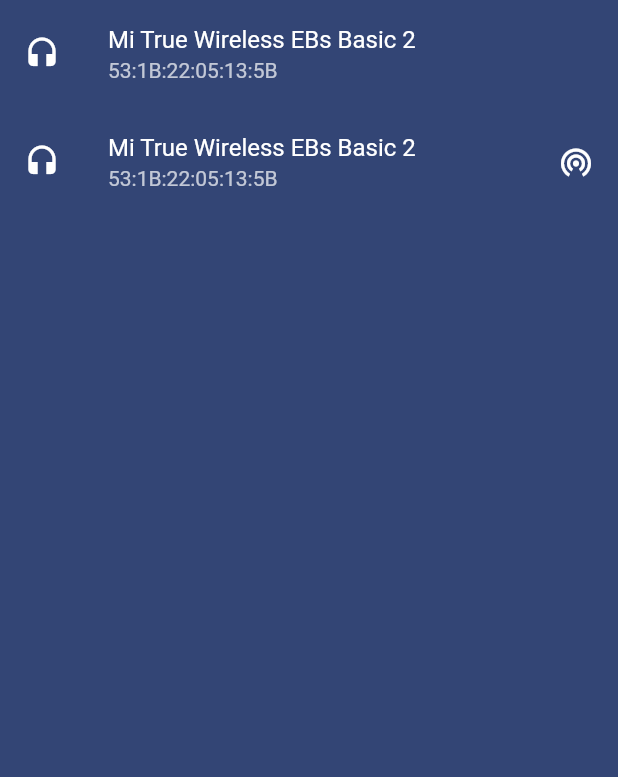
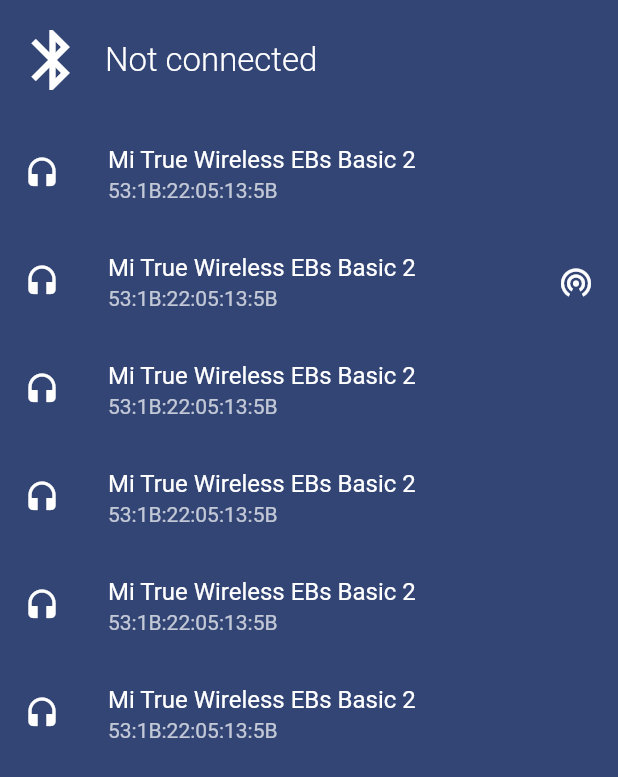
Before and after one commit to lburzak/BlueShare, a Flutter app: the screen it shows after launch, on a phone screen of 412 x 824 dp. Shown: the top 777 px of the screen. Run offline on Flutter 3.47's test engine with Material 2 defaults, Android fonts, the phone set to English and light mode, and no system bars; our stand-ins replace flutter_bluetooth_serial.

Commit message:
Create initial `ConnectionBar` layout

```diff
--- /dev/null
+++ b/blueshare/lib/connection_bar.dart
@@ -0,0 +1,29 @@
+import 'package:blueshare/status_indicators.dart';
+import 'package:flutter/cupertino.dart';
+import 'package:flutter/material.dart';
+
+import 'connection_status.dart';
+
+class ConnectionBar extends StatelessWidget {
+  final ConnectionStatus status;
+
+  const ConnectionBar({Key? key, required this.status}) : super(key: key);
+
+  @override
+  Widget build(BuildContext context) => SizedBox(
+        width: double.infinity,
+        height: 80,
+        child: Row(
+          children: [
+            Padding(
+              padding: const EdgeInsets.all(11.0),
+              child: ConnectionStatusIcon(
+                status: status,
+                size: 48,
+              ),
+            ),
+            ConnectionStatusHeader(status: status, style: Theme.of(context).textTheme.headline2,)
+          ],
+        ),
+      );
+}
--- a/blueshare/lib/connection_page.dart
+++ b/blueshare/lib/connection_page.dart
@@ -50,7 +50,7 @@ class ConnectionPage extends StatelessWidget {
               Flexible(
                 flex: 1,
                 child: Center(
-                  child: ConnectionStatusHeader(status: status),
+                  child: ConnectionStatusHeader(status: status, style: Theme.of(context).textTheme.headline1),
                 ),
               ),
               Flexible(
--- a/blueshare/lib/devices_page.dart
+++ b/blueshare/lib/devices_page.dart
@@ -1,25 +1,36 @@
+import 'package:blueshare/connection_status.dart';
 import 'package:flutter/material.dart';
-import 'package:flutter/widgets.dart';
 
 import 'bluetooth_device.dart';
+import 'connection_bar.dart';
 
 class DevicesPage extends StatelessWidget {
+  final ConnectionStatus status;
   final Stream<List<BluetoothDevice>> devicesStream;
 
-  const DevicesPage({Key? key, required this.devicesStream}) : super(key: key);
+  const DevicesPage(
+      {Key? key, required this.devicesStream, required this.status})
+      : super(key: key);
 
   @override
-  Widget build(BuildContext context) =>
-      StreamBuilder<List<BluetoothDevice>>(
-        stream: devicesStream,
-        builder: (context, snapshot) =>
-            ListView.builder(
-              itemCount: snapshot.hasData ? snapshot.data!.length : 0,
-              itemBuilder: (context, index) =>
-                  _DeviceTile(
-                      device: snapshot.data![index]
-                  ),
+  Widget build(BuildContext context) => Padding(
+        padding: EdgeInsets.only(top: MediaQuery.of(context).padding.top),
+        child: Column(
+          children: [
+            Center(child: ConnectionBar(status: status)),
+            Expanded(
+              child: StreamBuilder<List<BluetoothDevice>>(
+                stream: devicesStream,
+                builder: (context, snapshot) => ListView.builder(
+                  padding: EdgeInsets.zero,
+                  itemCount: snapshot.hasData ? snapshot.data!.length : 0,
+                  itemBuilder: (context, index) =>
+                      _DeviceTile(device: snapshot.data![index]),
+                ),
+              ),
             ),
+          ],
+        ),
       );
 }
 
@@ -29,17 +40,14 @@ class _DeviceTile extends StatelessWidget {
   const _DeviceTile({Key? key, required this.device}) : super(key: key);
 
   @override
-  Widget build(BuildContext context) =>
-      ListTile(
-        leading: const SizedBox(
-          height: double.infinity,
-          child: Icon(Icons.headset)
-        ),
+  Widget build(BuildContext context) => ListTile(
+        leading:
+            const SizedBox(height: double.infinity, child: Icon(Icons.headset)),
         title: Text(device.name),
         subtitle: Text(device.address),
-        trailing: device.isShared ? const SizedBox(
-            height: double.infinity,
-            child: Icon(Icons.wifi_tethering)
-        ) : null,
+        trailing: device.isShared
+            ? const SizedBox(
+                height: double.infinity, child: Icon(Icons.wifi_tethering))
+            : null,
       );
 }
--- a/blueshare/lib/main.dart
+++ b/blueshare/lib/main.dart
@@ -1,4 +1,3 @@
-import 'package:blueshare/connection_page.dart';
 import 'package:blueshare/devices_page.dart';
 import 'package:flutter/material.dart';
 
@@ -11,15 +10,12 @@ void main() {
 
 class MyApp extends StatelessWidget {
   final BluetoothDevice mockDevice = const BluetoothDevice(
-      name: "Mi True Wireless EBs Basic 2",
-      address: "53:1B:22:05:13:5B"
-  );
+      name: "Mi True Wireless EBs Basic 2", address: "53:1B:22:05:13:5B");
 
   final BluetoothDevice mockDeviceTwo = const BluetoothDevice(
       name: "Mi True Wireless EBs Basic 2",
       address: "53:1B:22:05:13:5B",
-      isShared: true
-  );
+      isShared: true);
 
   const MyApp({Key? key}) : super(key: key);
 
@@ -32,24 +28,35 @@ class MyApp extends StatelessWidget {
           scaffoldBackgroundColor: const Color(0xff334575),
           colorScheme: const ColorScheme.dark(
               background: Color(0xff334575),
-              onBackground: Color.fromARGB(128, 0x45, 0x5d, 0x8b)
-          ),
+              onBackground: Color.fromARGB(128, 0x45, 0x5d, 0x8b)),
           textTheme: Typography.whiteMountainView.copyWith(
               headline1: Typography.whiteMountainView.headline1!.copyWith(
                   fontWeight: FontWeight.w300,
                   fontSize: 28,
-                  color: Colors.white),
+                  color: Colors.white
+              ),
+              headline2: Typography.whiteMountainView.headline2!.copyWith(
+                  fontWeight: FontWeight.w300,
+                  fontSize: 22,
+                  color: Colors.white
+              ),
               headline5: Typography.whiteMountainView.headline5!.copyWith(
-                  fontWeight: FontWeight.w300,
-                  fontSize: 16,
-                  color: Colors.white,))),
+                fontWeight: FontWeight.w300,
+                fontSize: 16,
+                color: Colors.white,
+              ))),
       home: Scaffold(
-        body: DevicesPage(
-          devicesStream: Stream.value(
-            List.of([mockDevice, mockDeviceTwo])
-          ),
-        )
-      ),
+          body: DevicesPage(
+        status: ConnectionStatus.disconnected,
+        devicesStream: Stream.value(List.of([
+          mockDevice,
+          mockDeviceTwo,
+          mockDevice,
+          mockDevice,
+          mockDevice,
+          mockDevice
+        ])),
+      )),
     );
   }
 }
--- a/blueshare/lib/status_indicators.dart
+++ b/blueshare/lib/status_indicators.dart
@@ -5,8 +5,9 @@ import 'connection_status.dart';
 
 class ConnectionStatusIcon extends StatelessWidget {
   final ConnectionStatus status;
+  final double size;
 
-  const ConnectionStatusIcon({Key? key, required this.status}) : super(key: key);
+  const ConnectionStatusIcon({Key? key, required this.status, this.size = 80}) : super(key: key);
 
   IconData _makeStatusIcon() {
     switch (status) {
@@ -23,15 +24,16 @@ class ConnectionStatusIcon extends StatelessWidget {
   Widget build(BuildContext context) {
     return Icon(
       _makeStatusIcon(),
-      size: 80,
+      size: size,
     );
   }
 }
 
 class ConnectionStatusHeader extends StatelessWidget {
   final ConnectionStatus status;
+  final TextStyle? style;
 
-  const ConnectionStatusHeader({Key? key, required this.status}) : super(key: key);
+  const ConnectionStatusHeader({Key? key, required this.status, this.style}) : super(key: key);
 
   String _makeStatusText() {
     switch (status) {
@@ -48,7 +50,7 @@ class ConnectionStatusHeader extends StatelessWidget {
   Widget build(BuildContext context) {
     return Text(
       _makeStatusText(),
-      style: Theme.of(context).textTheme.headline1,
+      style: style,
     );
   }
 }
```
